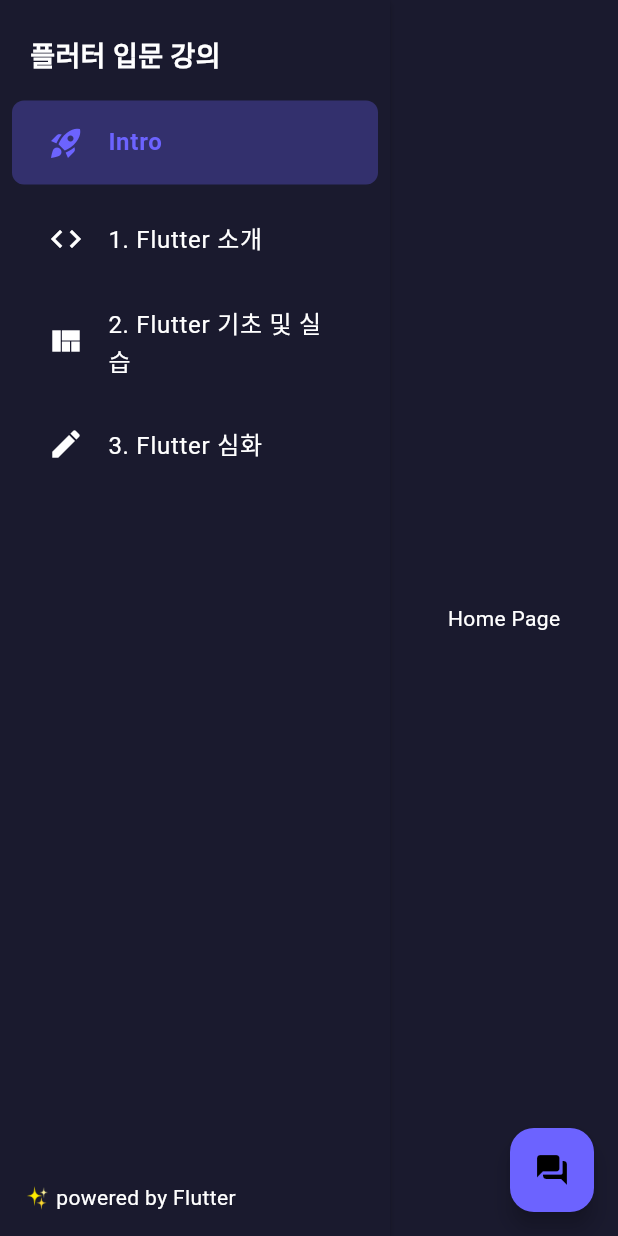
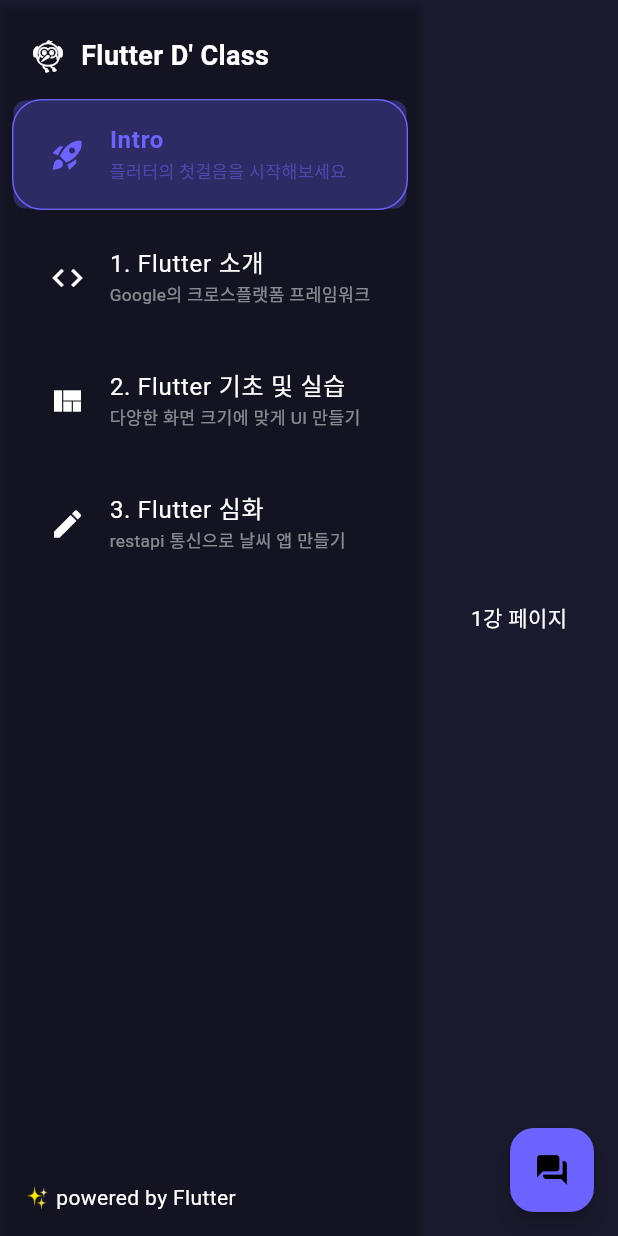
Before and after one commit to yoon6763/flutter-lecture, a Flutter app: the screen it shows after launch, on a phone screen of 412 x 824 dp. Run offline on Flutter 3.47's test engine with Material 3 defaults, Android fonts, the phone set to English and light mode, and no system bars; Roboto replaces fonts that are missing (SF Pro Display).

Commit message:
Refactor: 사이드바 로직 개선

```diff
--- a/lib/component/sidebar_widget.dart
+++ b/lib/component/sidebar_widget.dart
@@ -20,18 +20,25 @@
     final theme = Theme.of(context);
 
     return Container(
-      width: 260,
+      width: 280,
       color: theme.colorScheme.surfaceContainerLowest,
       child: Material(
+        color: Colors.transparent,
         elevation: 2.0,
         child: Column(
           crossAxisAlignment: CrossAxisAlignment.start,
           children: <Widget>[
             const Padding(
               padding: EdgeInsets.fromLTRB(20.0, 24.0, 20.0, 12.0),
-              child: Text(
-                '플러터 입문 강의',
+              child: Row(
+                children: [
+                  Icon(Icons.flutter_dash_rounded),
+                  SizedBox(width: 10),
+                  Text(
+                    "Flutter D' Class",
                     style: TextStyle(fontSize: 18, fontWeight: FontWeight.bold),
+                  ),
+                ],
               ),
             ),
             Expanded(
@@ -78,6 +85,14 @@
 
     return Padding(
       padding: const EdgeInsets.symmetric(vertical: 4.0, horizontal: 8.0),
+      child: Container(
+        decoration: BoxDecoration(
+          borderRadius: const BorderRadius.all(Radius.circular(20)),
+          border: Border.all(
+            color: isSelected ? section.color : Colors.transparent,
+            width: 1,
+          ),
+        ),
         child: ListTile(
           leading: Icon(currentIcon, color: itemColor),
           title: Text(
@@ -87,12 +102,22 @@
               fontWeight: isSelected ? FontWeight.bold : FontWeight.normal,
             ),
           ),
+          subtitle: Text(
+            section.subtitle,
+            style: TextStyle(
+              color: itemColor.withOpacity(0.5),
+              fontSize: 11.5,
+            ),
+          ),
           selected: isSelected,
           onTap: onTap,
-        selectedTileColor: theme.colorScheme.primaryContainer.withOpacity(0.3),
+          selectedTileColor:
+              theme.colorScheme.primaryContainer.withOpacity(0.3),
           hoverColor: theme.colorScheme.onSurface.withOpacity(0.04),
-        shape: RoundedRectangleBorder(borderRadius: BorderRadius.circular(8.0)),
+          shape:
+              RoundedRectangleBorder(borderRadius: BorderRadius.circular(8.0)),
           contentPadding: const EdgeInsets.symmetric(horizontal: 24.0),
+        ),
       ),
     );
   }
--- a/lib/main.dart
+++ b/lib/main.dart
@@ -1,5 +1,6 @@
 import 'package:flutter/material.dart';
 import 'package:flutter_lecture/config/app_theme.dart';
+import 'package:flutter_lecture/main_demo.dart';
 import 'package:flutter_lecture/pages/base_page.dart';
 
 void main() {
@@ -15,7 +16,8 @@
       title: "Flutter D' Class",
       debugShowCheckedModeBanner: false,
       theme: AppTheme.defaultTheme,
-      home: const BasePage(),
+      home: BasePage(),
+      // home: HomePage(),
     );
   }
 }
--- a/lib/models/sections.dart
+++ b/lib/models/sections.dart
@@ -7,28 +7,28 @@
     title: 'Intro',
     subtitle: '플러터의 첫걸음을 시작해보세요',
     icon: Icons.rocket_launch,
-    color: Color(0xFF6C63FF),
-    page: SamplePage(),
+    color: const Color(0xFF6C63FF),
+    page: const SamplePage('1강 페이지'),
   ),
   Section(
     title: '1. Flutter 소개',
     subtitle: 'Google의 크로스플랫폼 프레임워크',
     icon: Icons.code,
-    color: Color(0xFF03DAC6),
-    page: SamplePage(),
+    color: const Color(0xFF03DAC6),
+    page: const SamplePage('2강 페이지'),
   ),
   Section(
     title: '2. Flutter 기초 및 실습',
     subtitle: '다양한 화면 크기에 맞게 UI 만들기',
     icon: Icons.view_quilt,
-    color: Color(0xFFFFB300),
-    page: SamplePage(),
+    color: const Color(0xFFFFB300),
+    page: const SamplePage('2강 페이지'),
   ),
   Section(
     title: '3. Flutter 심화',
     subtitle: 'restapi 통신으로 날씨 앱 만들기',
     icon: Icons.edit,
-    color: Color(0xFF4CAF50),
-    page: SamplePage(),
+    color: const Color(0xFF4CAF50),
+    page: const SamplePage('3강 페이지'),
   ),
 ];
--- a/lib/pages/base_page.dart
+++ b/lib/pages/base_page.dart
@@ -12,12 +12,7 @@
 class _BasePageState extends State<BasePage> {
   int _selectedPageIndex = 0;
 
-  final List<Widget> _pages = [
-    const Center(child: Text('Home Page')),
-    const Center(child: Text('Flutter Introduction')),
-    const Center(child: Text('Dart Basics')),
-    const Center(child: Text('Flutter Basics')),
-  ];
+  final List<Widget> _pages = sections.map((section) => section.page).toList();
 
   @override
   Widget build(BuildContext context) {
@@ -27,15 +22,9 @@
           SidebarWidget(
             sections: sections,
             selectedPageIndex: _selectedPageIndex,
-            onItemSelected: (pageIndex) {
-              setState(() {
-                _selectedPageIndex = pageIndex;
-              });
-            },
+            onItemSelected: onSideBarMenuSelected,
           ),
-          Expanded(
-            child: _pages[_selectedPageIndex],
-          ),
+          Expanded(child: _pages[_selectedPageIndex]),
         ],
       ),
       floatingActionButton: const FloatingActionButton(
@@ -45,4 +34,8 @@
       ),
     );
   }
+
+  void onSideBarMenuSelected(int pageIndex) {
+    setState(() => _selectedPageIndex = pageIndex);
+  }
 }
--- a/lib/pages/sample_page.dart
+++ b/lib/pages/sample_page.dart
@@ -1,12 +1,14 @@
 import 'package:flutter/material.dart';
 
 class SamplePage extends StatelessWidget {
-  const SamplePage({super.key});
+  final String label;
+
+  const SamplePage(this.label, {super.key});
 
   @override
   Widget build(BuildContext context) {
-    return const Center(
-      child: Text('Sample Page'),
+    return Center(
+      child: Text(label),
     );
   }
 }
```
Lines whose indentation alone changed are shown as unchanged.
